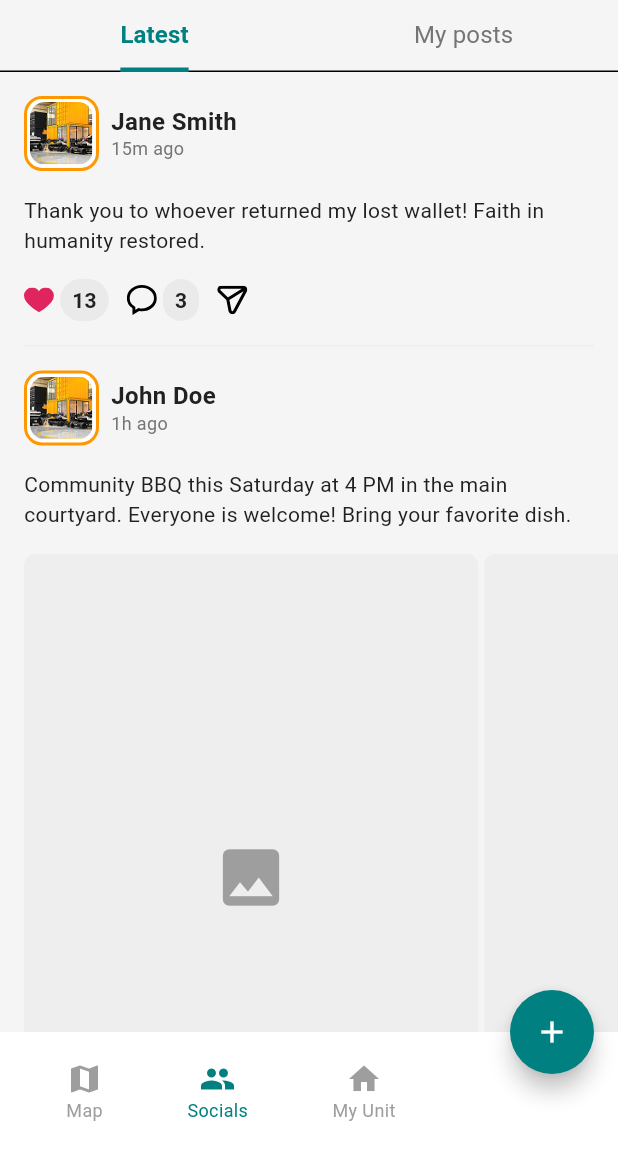
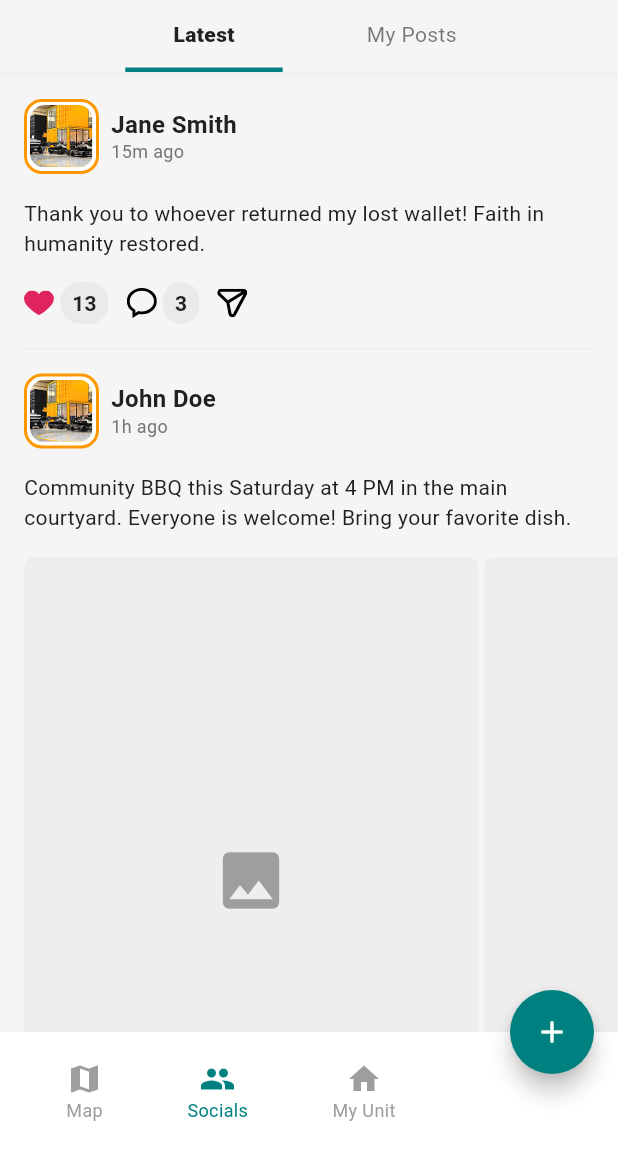
Before and after one commit to dev-ahmedalaishat/Microlink, a Flutter app: the SocialMainPage screen opened by its route, after a tap on an icon or button, on a phone screen of 412 x 824 dp, the part 84-1236 px from its top. Run offline on Flutter 3.47's test engine with Material 3 defaults, Android fonts, the light colour scheme and no system bars; our stand-ins replace cached_network_image, flutter_bloc, flutter_svg, freezed_annotation, get_it, go_router.

Commit message:
Tab and like fixes

```diff
--- a/lib/core/theme/app_theme.dart
+++ b/lib/core/theme/app_theme.dart
@@ -12,7 +12,7 @@ class AppTheme {
     colorScheme: const ColorScheme.light(
       primary: AppColors.primary,
       secondary: AppColors.accent,
-      surface: AppColors.surface,
+      surface: AppColors.background,
       surfaceContainer: AppColors.accent,
       error: AppColors.error,
       onPrimary: AppColors.textOnPrimary,
@@ -118,10 +118,7 @@ class AppTheme {
       labelStyle: AppTextStyles.tabActive,
       unselectedLabelStyle: AppTextStyles.tabInactive,
       indicator: UnderlineTabIndicator(
-        borderSide: BorderSide(
-          color: AppColors.primary,
-          width: 3,
-        ),
+        borderSide: BorderSide(color: AppColors.primary, width: 3),
       ),
     ),
 
@@ -137,10 +134,7 @@ class AppTheme {
     ),
 
     // Icon Theme
-    iconTheme: const IconThemeData(
-      color: AppColors.iconActive,
-      size: 24,
-    ),
+    iconTheme: const IconThemeData(color: AppColors.iconActive, size: 24),
 
     // Divider Theme
     dividerTheme: const DividerThemeData(
--- a/lib/features/social/data/repositories/mock_social_repository.dart
+++ b/lib/features/social/data/repositories/mock_social_repository.dart
@@ -90,9 +90,15 @@ class MockSocialRepository implements SocialRepository {
   }
 
   @override
-  Future<List<Post>> getLatestPosts({int page = 1, int limit = 10}) async {
-    // Simulate network delay
-    await Future.delayed(const Duration(milliseconds: 800));
+  Future<List<Post>> getLatestPosts({
+    int page = 1,
+    int limit = 10,
+    bool forceRefresh = false,
+  }) async {
+    if (forceRefresh) {
+      // Simulate network delay
+      await Future.delayed(const Duration(milliseconds: 800));
+    }
 
     // Return only approved posts
     final approvedPosts = _mockPosts
--- a/lib/features/social/domain/repositories/social_repository.dart
+++ b/lib/features/social/domain/repositories/social_repository.dart
@@ -3,7 +3,7 @@ import '../entities/user.dart';
 
 abstract class SocialRepository {
   // Posts
-  Future<List<Post>> getLatestPosts({int page = 1, int limit = 10});
+  Future<List<Post>> getLatestPosts({int page = 1, int limit = 10, bool forceRefresh = false});
   Future<List<Post>> getMyPosts({required String userId, int page = 1, int limit = 10});
   Future<Post> createPost({
     required String content,
--- a/lib/features/social/presentation/cubit/posts/posts_cubit.dart
+++ b/lib/features/social/presentation/cubit/posts/posts_cubit.dart
@@ -7,10 +7,18 @@ class PostsCubit extends Cubit<PostsState> {
 
   PostsCubit(this._repository) : super(const PostsState.initial());
 
-  Future<void> loadLatestPosts({int page = 1, int limit = 10}) async {
+  Future<void> loadLatestPosts({
+    int page = 1,
+    int limit = 10,
+    bool forceRefresh = true,
+  }) async {
     try {
       emit(const PostsState.loading());
-      final posts = await _repository.getLatestPosts(page: page, limit: limit);
+      final posts = await _repository.getLatestPosts(
+        page: page,
+        limit: limit,
+        forceRefresh: forceRefresh,
+      );
       emit(PostsState.success(posts));
     } catch (e) {
       emit(PostsState.error(e.toString()));
@@ -25,7 +33,7 @@ class PostsCubit extends Cubit<PostsState> {
     try {
       await _repository.toggleLike(postId: postId, userId: userId);
       // Refresh posts to update like count
-      await refreshPosts();
+      await loadLatestPosts(forceRefresh: false);
     } catch (e) {
       emit(PostsState.error('Failed to toggle like: ${e.toString()}'));
     }
@@ -37,7 +45,11 @@ class MyPostsCubit extends Cubit<MyPostsState> {
 
   MyPostsCubit(this._repository) : super(const MyPostsState.initial());
 
-  Future<void> loadMyPosts(String userId, {int page = 1, int limit = 10}) async {
+  Future<void> loadMyPosts(
+    String userId, {
+    int page = 1,
+    int limit = 10,
+  }) async {
     try {
       emit(const MyPostsState.loading());
       final posts = await _repository.getMyPosts(
@@ -59,7 +71,8 @@ class MyPostsCubit extends Cubit<MyPostsState> {
 class PostCreationCubit extends Cubit<PostCreationState> {
   final SocialRepository _repository;
 
-  PostCreationCubit(this._repository) : super(const PostCreationState.initial());
+  PostCreationCubit(this._repository)
+    : super(const PostCreationState.initial());
 
   Future<void> createPost({
     required String content,
--- a/lib/features/social/presentation/pages/social_main_page.dart
+++ b/lib/features/social/presentation/pages/social_main_page.dart
@@ -1,6 +1,7 @@
 import 'package:flutter/material.dart';
 import 'package:flutter_bloc/flutter_bloc.dart';
 import 'package:go_router/go_router.dart';
+import 'package:microlink/core/theme/spacing.dart';
 import '../../../../core/extensions/widget_extensions.dart';
 import '../../../../core/theme/color_palette.dart';
 import '../../../../core/theme/text_styles.dart';
@@ -44,6 +45,8 @@ class _SocialMainPageState extends State<SocialMainPage>
           icon: const Icon(Icons.arrow_back),
           onPressed: () => context.go('/'),
         ),
+        backgroundColor: Theme.of(context).colorScheme.surface,
+        foregroundColor: Theme.of(context).colorScheme.surface,
         actions: [
           IconButton(icon: const Icon(Icons.notifications), onPressed: () {}),
         ],
@@ -67,6 +70,8 @@ class _SocialMainPageState extends State<SocialMainPage>
           // Tab Bar
           _buildTabBar(),
 
+          Divider(height: 1),
+
           // Tab Content
           TabBarView(
             controller: _tabController,
@@ -85,16 +90,25 @@ class _SocialMainPageState extends State<SocialMainPage>
   Widget _buildTabBar() {
     return TabBar(
       controller: _tabController,
-      labelColor: AppColors.primary,
-      unselectedLabelColor: AppColors.textSecondary,
-      labelStyle: AppTextStyles.tabActive,
-      unselectedLabelStyle: AppTextStyles.tabInactive,
+      labelColor: Theme.of(context).colorScheme.onSurface,
+      unselectedLabelColor: Theme.of(
+        context,
+      ).colorScheme.onSurface.withAlpha(154),
+      labelStyle: Theme.of(
+        context,
+      ).textTheme.bodyMedium?.copyWith(fontWeight: FontWeight.w800),
+      unselectedLabelStyle: Theme.of(context).textTheme.bodyMedium,
       indicator: const UnderlineTabIndicator(
         borderSide: BorderSide(color: AppColors.primary, width: 3),
       ),
-      tabs: const [
-        Tab(text: 'Latest'),
-        Tab(text: 'My posts'),
+      dividerColor: Colors.transparent,
+      dividerHeight: 1,
+      tabAlignment: TabAlignment.center,
+      tabs: [
+        const Tab(text: 'Latest').paddingSymmetric(horizontal: AppSpacing.xxxl),
+        const Tab(
+          text: 'My Posts',
+        ).paddingSymmetric(horizontal: AppSpacing.xxl),
       ],
     );
   }
--- a/lib/features/social/presentation/widgets/latest_feed_view.dart
+++ b/lib/features/social/presentation/widgets/latest_feed_view.dart
@@ -13,16 +13,22 @@ class LatestFeedView extends StatelessWidget {
 
   @override
   Widget build(BuildContext context) {
-    return BlocBuilder<PostsCubit, PostsState>(
+    return Column(
+      children: [
+        Divider(height: 1),
+        BlocBuilder<PostsCubit, PostsState>(
           builder: (context, state) {
             return state.when(
-          initial: () => const Center(child: Text('Welcome to Social Feed')),
+              initial: () =>
+                  const Center(child: Text('Welcome to Social Feed')),
               loading: () => const Center(child: CircularProgressIndicator()),
               success: (posts) => _LatestFeedSuccess(posts: posts),
               error: (message) => _LatestFeedError(message: message),
             );
           },
-    );
+        ).expanded(),
+      ],
+    ).expanded();
   }
 }
 
@@ -33,12 +39,12 @@ class _LatestFeedSuccess extends StatelessWidget {
 
   @override
   Widget build(BuildContext context) {
-    return RefreshIndicator(
+    return RefreshIndicator.adaptive(
       onRefresh: () async {
         context.read<PostsCubit>().refreshPosts();
       },
+
       child: ListView.separated(
-        // padding: const EdgeInsets.all(AppSpacing.screenPadding),
         itemCount: posts.length,
         separatorBuilder: (context, index) =>
             const Divider(height: 1).screenPadding(),
```
Lines whose indentation alone changed are shown as unchanged.
